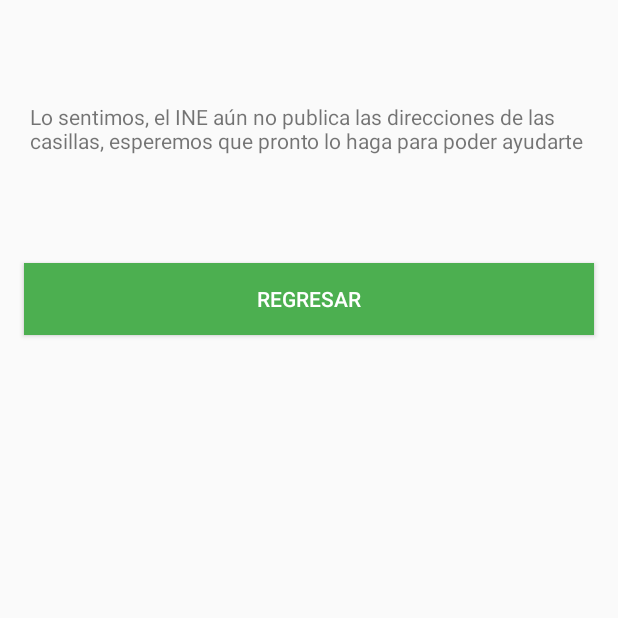
After one commit to GarnachaSoft/PREP-android, an Android app: the FindBoxActivity screen opened directly, with no data from a screen before it, on a phone screen of 412 x 824 dp, the top half of it. The commit adds this screen. Run offline under Robolectric (Android 15) with nearby library versions, the phone set to English and light mode, and no system bars.

Commit message:
busca tu casilla coming soon XD

```diff
--- a/app/src/main/AndroidManifest.xml
+++ b/app/src/main/AndroidManifest.xml
@@ -43,7 +43,7 @@
         <activity
             android:name=".PhotoActivity"
             android:screenOrientation="portrait" />
-        <activity android:name=".FormResultsActivity"></activity>
+        <activity android:name=".FormResultsActivity" />
 
         <provider
             android:name="android.support.v4.content.FileProvider"
@@ -55,7 +55,8 @@
                 android:resource="@xml/filepaths" />
         </provider>
 
-        <activity android:name=".NewPhotoActivity"></activity>
+        <activity android:name=".NewPhotoActivity" />
+        <activity android:name=".FindBoxActivity"></activity>
     </application>
 
 </manifest>
--- /dev/null
+++ b/app/src/main/java/org/prepciudadano/prepciudadano/FindBoxActivity.kt
@@ -0,0 +1,21 @@
+package org.prepciudadano.prepciudadano
+
+import android.content.Intent
+import android.support.v7.app.AppCompatActivity
+import android.os.Bundle
+import android.widget.Button
+
+class FindBoxActivity : AppCompatActivity() {
+
+    override fun onCreate(savedInstanceState: Bundle?) {
+        super.onCreate(savedInstanceState)
+        setContentView(R.layout.activity_find_box)
+
+        val back: Button = findViewById(R.id.back)
+
+        back.setOnClickListener{
+            val intent = Intent(this, HomeActivity::class.java)
+            startActivity(intent)
+        }
+    }
+}
--- a/app/src/main/java/org/prepciudadano/prepciudadano/HomeActivity.kt
+++ b/app/src/main/java/org/prepciudadano/prepciudadano/HomeActivity.kt
@@ -22,10 +22,11 @@ class HomeActivity : AppCompatActivity() {
 
         val mainIntent = Intent(this, MainActivity::class.java)
         val loginIntent = Intent(this, LoginActivity::class.java)
+        val findIntent = Intent(this, FindBoxActivity::class.java)
         val sliderIntent = Intent(this, PresentationActivity::class.java)
 
         cards.add(Card("PREP", "Consulta los resultados en tiempo real", R.drawable.prep, mainIntent, this))
-        cards.add(Card("Encuentra tu casilla", "Consulta donde debes ir a votar", R.drawable.find, mainIntent, this))
+        cards.add(Card("Encuentra tu casilla", "Consulta donde debes ir a votar", R.drawable.find, findIntent, this))
         cards.add(Card("Colaborar", "Envíanos los resultados de las votaciones presidenciales", R.drawable.camera, loginIntent, this))
         cards.add(Card("Incidencias", "Envíanos informacion de irregularidades", R.drawable.warning, mainIntent, this))
         cards.add(Card("Sobre nosotros", "Quieres saber quienes somos", R.drawable.garnacha, mainIntent, this))
--- /dev/null
+++ b/app/src/main/res/layout/activity_find_box.xml
@@ -0,0 +1,35 @@
+<?xml version="1.0" encoding="utf-8"?>
+<android.support.constraint.ConstraintLayout xmlns:android="http://schemas.android.com/apk/res/android"
+    xmlns:app="http://schemas.android.com/apk/res-auto"
+    xmlns:tools="http://schemas.android.com/tools"
+    android:layout_width="match_parent"
+    android:layout_height="match_parent"
+    tools:context=".FindBoxActivity">
+
+    <TextView
+        android:id="@+id/textView"
+        android:layout_width="match_parent"
+        android:layout_height="wrap_content"
+        android:layout_marginTop="48dp"
+        android:padding="20dp"
+        android:text="Lo sentimos, el INE aún no publica las direcciones de las casillas, esperemos que pronto lo haga para poder ayudarte"
+        app:layout_constraintEnd_toEndOf="parent"
+        app:layout_constraintHorizontal_bias="0.0"
+        app:layout_constraintStart_toStartOf="parent"
+        app:layout_constraintTop_toTopOf="parent" />
+
+    <Button
+        android:id="@+id/back"
+        android:layout_width="match_parent"
+        android:layout_height="wrap_content"
+        android:layout_marginEnd="16dp"
+        android:layout_marginStart="16dp"
+        android:layout_marginTop="52dp"
+        android:background="@color/colorPrimary"
+        android:text="Regresar"
+        android:textColor="@color/white"
+        app:layout_constraintEnd_toEndOf="parent"
+        app:layout_constraintStart_toStartOf="parent"
+        app:layout_constraintTop_toBottomOf="@+id/textView" />
+
+</android.support.constraint.ConstraintLayout>
```
